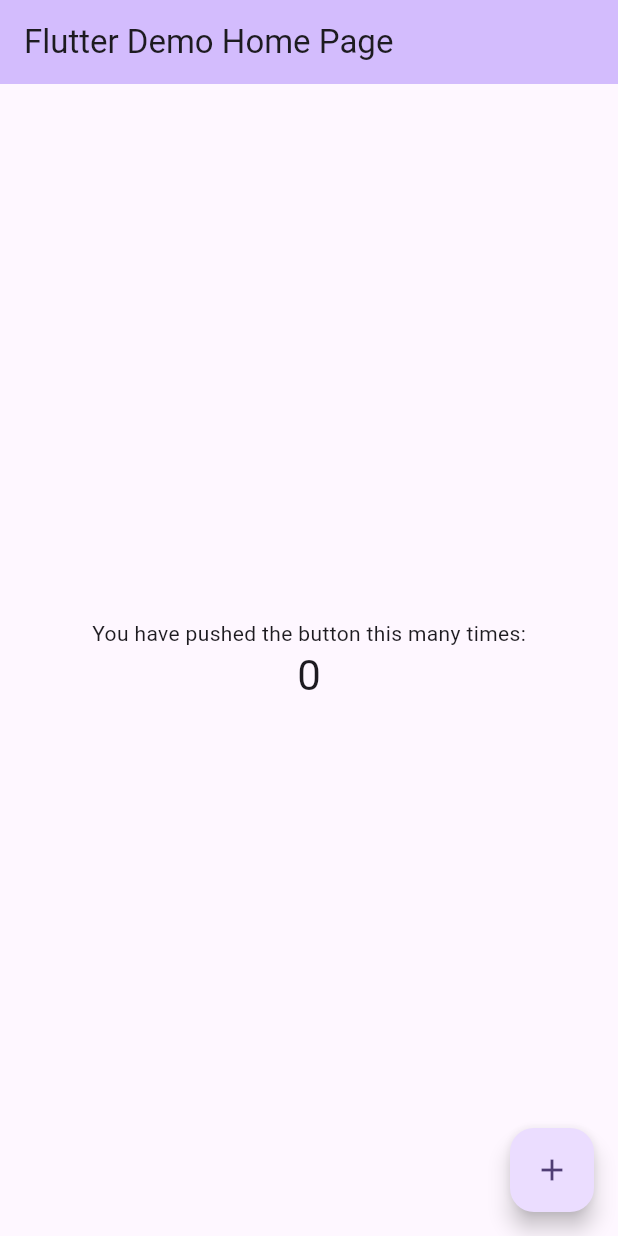
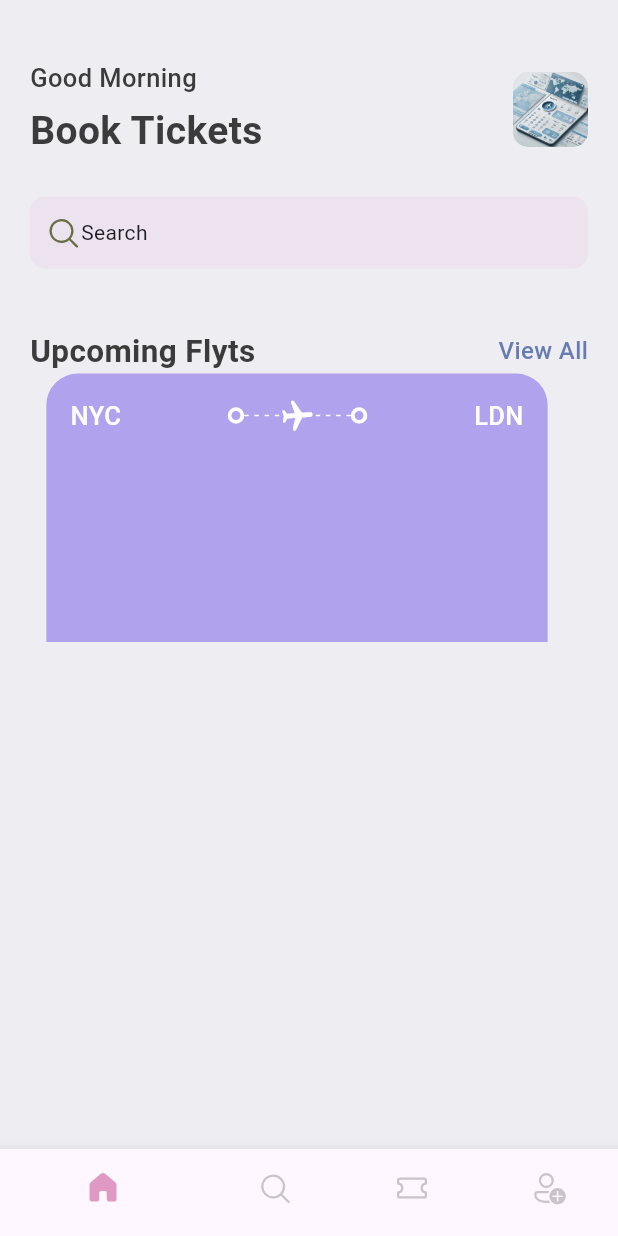
Before and after one commit to AlonaLaskar/ticket-app, a Flutter app: the screen it shows after launch, on a phone screen of 412 x 824 dp. Run offline on Flutter 3.47's test engine with Material 3 defaults, Android fonts, the phone set to English and light mode, and no system bars; our stand-ins replace fluentui_icons.

Commit message:
Add nav botton and create home page

```diff
--- /dev/null
+++ b/lib/core/res/bottom_nav_bar.dart
@@ -0,0 +1,58 @@
+import 'package:fluentui_icons/fluentui_icons.dart';
+import 'package:flutter/material.dart';
+import '/screens/hone_screen.dart';
+
+class BottonNavBar extends StatefulWidget {
+  const BottonNavBar({super.key});
+  @override
+  State<BottonNavBar> createState() => _BottonNavBarState();
+}
+
+class _BottonNavBarState extends State<BottonNavBar> {
+  final appScreens = [
+    const HomeScreen(),
+    const Center(child: Text('Search')),
+    const Center(child: Text('Ticket')),
+    const Center(child: Text('Profile')),
+  ];
+
+  int _selectedIndex = 0;
+  //change the index for navigation
+  void _onItemTapped(int index) {
+    setState(() {
+      _selectedIndex = index;
+    });
+  }
+
+  @override
+  Widget build(BuildContext context) {
+    return Scaffold(
+      body: appScreens[_selectedIndex],
+      bottomNavigationBar: BottomNavigationBar(
+        currentIndex: _selectedIndex,
+        onTap: _onItemTapped,
+        selectedItemColor: const Color.fromARGB(255, 223, 153, 195),
+        unselectedItemColor: const Color.fromARGB(255, 202, 196, 202),
+        showSelectedLabels: false,
+        items: const [
+          BottomNavigationBarItem(
+              icon: Icon(FluentSystemIcons.ic_fluent_home_regular),
+              activeIcon: Icon(FluentSystemIcons.ic_fluent_home_filled),
+              label: 'Home'),
+          BottomNavigationBarItem(
+              icon: Icon(FluentSystemIcons.ic_fluent_search_regular),
+              activeIcon: Icon(FluentSystemIcons.ic_fluent_search_regular),
+              label: 'Search'),
+          BottomNavigationBarItem(
+              icon: Icon(FluentSystemIcons.ic_fluent_ticket_regular),
+              activeIcon: Icon(FluentSystemIcons.ic_fluent_ticket_filled),
+              label: 'Ticket'),
+          BottomNavigationBarItem(
+              icon: Icon(FluentSystemIcons.ic_fluent_person_add_regular),
+              activeIcon: Icon(FluentSystemIcons.ic_fluent_person_add_filled),
+              label: 'Profile'),
+        ],
+      ),
+    );
+  }
+}
--- /dev/null
+++ b/lib/core/res/styles/app_styles.dart
@@ -0,0 +1,33 @@
+import 'package:flutter/material.dart';
+
+Color primary = const Color(0xFF687daf);
+
+class AppStyles {
+  static Color primaryColor = primary;
+  static Color textColor = const Color(0xFF3b3b3b);
+  static Color bgColor = const Color(0xFFeeedf2);
+  static Color ticketPerpule = const Color.fromARGB(255, 177, 162, 238);
+  static Color ticketPink = Color.fromARGB(255, 202, 170, 196);
+
+  static TextStyle textStyle = TextStyle(
+    fontSize: 16,
+    fontWeight: FontWeight.w500,
+    color: textColor,
+  );
+
+  static TextStyle heandLineStyle1 = TextStyle(
+    fontSize: 26,
+    fontWeight: FontWeight.bold,
+    color: textColor,
+  );
+  static TextStyle heandLineStyle2 = TextStyle(
+    fontSize: 17,
+    fontWeight: FontWeight.w500,
+    color: textColor,
+  );
+  static TextStyle heandLineStyle3 = TextStyle(
+    fontSize: 21,
+    fontWeight: FontWeight.bold,
+    color: textColor,
+  );
+}
--- /dev/null
+++ b/lib/core/res/styles/media.dart
@@ -0,0 +1,4 @@
+class AppMedia {
+  static const _baseImage = 'assets/images';
+  static const logo = '$_baseImage/img1.webp';
+}
--- /dev/null
+++ b/lib/core/widgets/app_double_text.dart
@@ -0,0 +1,28 @@
+import 'package:flutter/material.dart';
+import 'package:ticket_app/core/res/styles/app_styles.dart';
+
+class AppDoubleText extends StatelessWidget {
+  const AppDoubleText(
+      {required this.bigText, required this.smallText, super.key});
+  final String bigText;
+  final String smallText;
+
+  @override
+  Widget build(BuildContext context) {
+    return Row(
+      mainAxisAlignment: MainAxisAlignment.spaceBetween,
+      children: [
+        Text(
+          bigText,
+          style: AppStyles.heandLineStyle3,
+        ),
+        InkWell(
+          onTap: () {},
+          child: Text(smallText,
+              style:
+                  AppStyles.textStyle.copyWith(color: AppStyles.primaryColor)),
+        ),
+      ],
+    );
+  }
+}
--- /dev/null
+++ b/lib/core/widgets/app_layoutbuilder.dart
@@ -0,0 +1,30 @@
+import 'package:flutter/material.dart';
+
+class AppLayoutbuilderWidget extends StatelessWidget {
+  final int randomDivider;
+
+  const AppLayoutbuilderWidget({super.key, required this.randomDivider});
+
+  @override
+  Widget build(BuildContext context) {
+    return LayoutBuilder(
+        builder: (BuildContext context, BoxConstraints constraints) {
+      print("${constraints.constrainWidth()}");
+
+      return Flex(
+          mainAxisAlignment: MainAxisAlignment.spaceBetween,
+          direction: Axis.horizontal,
+          children: List.generate(
+              (constraints.constrainWidth()/randomDivider).floor(),
+              (index) => const SizedBox(
+                    width: 3,
+                    height: 1,
+                    child: DecoratedBox(
+                      decoration: BoxDecoration(
+                        color: Colors.white,
+                      ),
+                    ),
+                  )));
+    });
+  }
+}
--- /dev/null
+++ b/lib/core/widgets/big_dot.dart
@@ -0,0 +1,19 @@
+import 'package:flutter/material.dart';
+
+class BigDot extends StatelessWidget {
+  const BigDot({super.key});
+
+  @override
+  Widget build(BuildContext context) {
+    return Container(
+      padding: const EdgeInsets.all(3),
+      decoration: BoxDecoration(
+        borderRadius: BorderRadius.circular(20),
+        border: Border.all(
+          color: Colors.white,
+          width: 2.5,
+        ),
+      ),
+    );
+  }
+}
--- /dev/null
+++ b/lib/core/widgets/ticket_view.dart
@@ -0,0 +1,71 @@
+import 'package:flutter/material.dart';
+import '/core/widgets/big_dot.dart';
+import '/core/res/styles/app_styles.dart';
+import '/core/widgets/app_layoutbuilder.dart';
+
+class TicketsView extends StatelessWidget {
+  const TicketsView({super.key});
+
+  @override
+  Widget build(BuildContext context) {
+    final size = MediaQuery.of(context).size; //get the size of the screen
+    return SizedBox(
+      width: size.width * 0.85,
+      height: 179,
+      child: Container(
+        decoration: BoxDecoration(
+          borderRadius: const BorderRadius.only(
+              topLeft: Radius.circular(21), topRight: Radius.circular(21)),
+          color: AppStyles.ticketPerpule,
+        ),
+        margin: const EdgeInsets.only(right: 16),
+        padding: const EdgeInsets.all(16),
+        child: Column(
+          children: [
+            Row(
+              children: [
+                Text(
+                  "NYC",
+                  style:
+                      AppStyles.heandLineStyle2.copyWith(color: Colors.white),
+                ),
+                Expanded(
+                  child: Container(),
+                ),
+                const BigDot(),
+                Expanded(
+                  child: Stack(
+                    children: [
+                      const SizedBox(
+                        height: 24,
+                        child: AppLayoutbuilderWidget(randomDivider: 6),
+                      ),
+                      Center(
+                        child: Transform.rotate(
+                          angle: 1.5,
+                          child: const Icon(
+                            Icons.local_airport_rounded,
+                            color: Colors.white,
+                          ),
+                        ),
+                      )
+                    ],
+                  ),
+                ),
+                const BigDot(),
+                Expanded(
+                  child: Container(),
+                ),
+                Text(
+                  "LDN",
+                  style:
+                      AppStyles.heandLineStyle2.copyWith(color: Colors.white),
+                ),
+              ],
+            )
+          ],
+        ),
+      ),
+    );
+  }
+}
--- a/lib/main.dart
+++ b/lib/main.dart
@@ -1,4 +1,5 @@
 import 'package:flutter/material.dart';
+import 'core/res/bottom_nav_bar.dart';
 
 void main() {
   runApp(const MyApp());
@@ -7,119 +8,11 @@ void main() {
 class MyApp extends StatelessWidget {
   const MyApp({super.key});
 
-  // This widget is the root of your application.
   @override
   Widget build(BuildContext context) {
-    return MaterialApp(
-      title: 'Flutter Demo',
-      theme: ThemeData(
-        // This is the theme of your application.
-        //
-        // TRY THIS: Try running your application with "flutter run". You'll see
-        // the application has a purple toolbar. Then, without quitting the app,
-        // try changing the seedColor in the colorScheme below to Colors.green
-        // and then invoke "hot reload" (save your changes or press the "hot
-        // reload" button in a Flutter-supported IDE, or press "r" if you used
-        // the command line to start the app).
-        //
-        // Notice that the counter didn't reset back to zero; the application
-        // state is not lost during the reload. To reset the state, use hot
-        // restart instead.
-        //
-        // This works for code too, not just values: Most code changes can be
-        // tested with just a hot reload.
-        colorScheme: ColorScheme.fromSeed(seedColor: Colors.deepPurple),
-        useMaterial3: true,
-      ),
-      home: const MyHomePage(title: 'Flutter Demo Home Page'),
+    return const MaterialApp(
+      debugShowCheckedModeBanner: false,
+      home: BottonNavBar(),
     );
   }
 }
-
-class MyHomePage extends StatefulWidget {
-  const MyHomePage({super.key, required this.title});
-
-  // This widget is the home page of your application. It is stateful, meaning
-  // that it has a State object (defined below) that contains fields that affect
-  // how it looks.
-
-  // This class is the configuration for the state. It holds the values (in this
-  // case the title) provided by the parent (in this case the App widget) and
-  // used by the build method of the State. Fields in a Widget subclass are
-  // always marked "final".
-
-  final String title;
-
-  @override
-  State<MyHomePage> createState() => _MyHomePageState();
-}
-
-class _MyHomePageState extends State<MyHomePage> {
-  int _counter = 0;
-
-  void _incrementCounter() {
-    setState(() {
-      // This call to setState tells the Flutter framework that something has
-      // changed in this State, which causes it to rerun the build method below
-      // so that the display can reflect the updated values. If we changed
-      // _counter without calling setState(), then the build method would not be
-      // called again, and so nothing would appear to happen.
-      _counter++;
-    });
-  }
-
-  @override
-  Widget build(BuildContext context) {
-    // This method is rerun every time setState is called, for instance as done
-    // by the _incrementCounter method above.
-    //
-    // The Flutter framework has been optimized to make rerunning build methods
-    // fast, so that you can just rebuild anything that needs updating rather
-    // than having to individually change instances of widgets.
-    return Scaffold(
-      appBar: AppBar(
-        // TRY THIS: Try changing the color here to a specific color (to
-        // Colors.amber, perhaps?) and trigger a hot reload to see the AppBar
-        // change color while the other colors stay the same.
-        backgroundColor: Theme.of(context).colorScheme.inversePrimary,
-        // Here we take the value from the MyHomePage object that was created by
-        // the App.build method, and use it to set our appbar title.
-        title: Text(widget.title),
-      ),
-      body: Center(
-        // Center is a layout widget. It takes a single child and positions it
-        // in the middle of the parent.
-        child: Column(
-          // Column is also a layout widget. It takes a list of children and
-          // arranges them vertically. By default, it sizes itself to fit its
-          // children horizontally, and tries to be as tall as its parent.
-          //
-          // Column has various properties to control how it sizes itself and
-          // how it positions its children. Here we use mainAxisAlignment to
-          // center the children vertically; the main axis here is the vertical
-          // axis because Columns are vertical (the cross axis would be
-          // horizontal).
-          //
-          // TRY THIS: Invoke "debug painting" (choose the "Toggle Debug Paint"
-          // action in the IDE, or press "p" in the console), to see the
-          // wireframe for each widget.
-          mainAxisAlignment: MainAxisAlignment.center,
-          children: <Widget>[
-            const Text(
-              'You have pushed the button this many times:',
-            ),
-            Text(
-              '$_counter',
-              style: Theme.of(context).textTheme.headlineMedium,
-            ),
-          ],
-        ),
-      ),
-      floatingActionButton: FloatingActionButton(
-        onPressed: _incrementCounter,
-        tooltip: 'Increment',
-        child: const Icon(Icons.add),
-      ), // This trailing comma makes auto-formatting nicer for build methods.
-    );
-  }
-}
--- /dev/null
+++ b/lib/screens/hone_screen.dart
@@ -0,0 +1,83 @@
+import 'package:fluentui_icons/fluentui_icons.dart';
+import 'package:flutter/material.dart';
+import 'package:ticket_app/core/res/styles/media.dart';
+import '/core/res/styles/app_styles.dart';
+import '/core/widgets/app_double_text.dart';
+import '/core/widgets/ticket_view.dart';
+
+class HomeScreen extends StatelessWidget {
+  const HomeScreen({super.key});
+
+  @override
+  Widget build(BuildContext context) {
+    return Scaffold(
+      backgroundColor: AppStyles.bgColor,
+      body: ListView(
+        children: [
+          const SizedBox(height: 40),
+          Container(
+            padding: const EdgeInsets.symmetric(
+              horizontal: 20,
+            ),
+            child: Column(
+              children: [
+                Row(
+                  mainAxisAlignment: MainAxisAlignment.spaceBetween,
+                  children: [
+                    Column(
+                      crossAxisAlignment: CrossAxisAlignment.start,
+                      children: [
+                        Text(
+                          'Good Morning',
+                          style: AppStyles.heandLineStyle2,
+                        ),
+                        const SizedBox(height: 5),
+                        Text(
+                          'Book Tickets',
+                          style: AppStyles.heandLineStyle1,
+                        ),
+                      ],
+                    ),
+                    Container(
+                      width: 50,
+                      height: 50,
+                      decoration: BoxDecoration(
+                        borderRadius: BorderRadius.circular(10),
+                        image: const DecorationImage(
+                          image: AssetImage(AppMedia.logo),
+                          fit: BoxFit.cover,
+                        ),
+                      ),
+                    ),
+                  ],
+                ),
+                const SizedBox(height: 25),
+                Container(
+                  padding:
+                      const EdgeInsets.symmetric(horizontal: 10, vertical: 12),
+                  decoration: BoxDecoration(
+                    borderRadius: BorderRadius.circular(10),
+                    color: const Color.fromARGB(66, 230, 200, 226),
+                  ),
+                  child: const Row(
+                    children: [
+                      Icon(
+                        FluentSystemIcons.ic_fluent_search_regular,
+                        color: Color.fromARGB(255, 104, 109, 71),
+                      ),
+                      Text('Search'),
+                    ],
+                  ),
+                ),
+                const SizedBox(height: 40),
+                const AppDoubleText(
+                    bigText: "Upcoming Flyts", smallText: "View All"),
+                const TicketsView(),
+              ],
+            ),
+          ),
+        ],
+      ),
+    );
+  }
+}
```
Also changed, not shown: pubspec.yaml (+4 -6 lines), assets/images/img1.webp (added), pubspec.lock.
